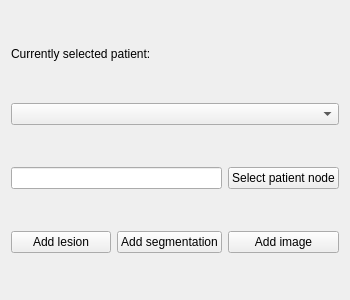
Qt form Plugins/org.mitk.gui.qt.semanticrelations/src/internal/QmitkSemanticRelationsControls.ui (MITK/MITK) before a commit.
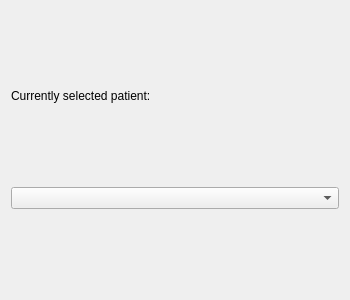
The same form after that commit.

Commit message: Move lesion info widget to the semantic relations plugin

Diff of the .ui file:
```diff
--- a/Plugins/org.mitk.gui.qt.semanticrelations/src/internal/QmitkSemanticRelationsControls.ui
+++ b/Plugins/org.mitk.gui.qt.semanticrelations/src/internal/QmitkSemanticRelationsControls.ui
@@ -14,7 +14,7 @@
    <string>Semantic relations plugin</string>
   </property>
   <layout class="QGridLayout" name="gridLayout">
-   <item row="0" column="0" colspan="3">
+  <item row="0" column="0">
     <widget class="QLabel" name="caseIDLabel">
      <property name="sizePolicy">
       <sizepolicy hsizetype="Minimum" vsizetype="Maximum">
@@ -27,40 +27,9 @@
      </property>
     </widget>
    </item>
-   <item row="1" column="0" colspan="3">
+   <item row="1" column="0">
     <widget class="QComboBox" name="caseIDComboBox"/>
    </item>
-   <item row="2" column="2">
-    <widget class="QPushButton" name="selectPatientNodePushButton">
-     <property name="text">
-      <string>Select patient node</string>
-     </property>
-    </widget>
-   </item>
-   <item row="4" column="1">
-    <widget class="QPushButton" name="addSegmentationPushButton">
-     <property name="text">
-      <string>Add segmentation</string>
-     </property>
-    </widget>
-   </item>
-   <item row="2" column="0" colspan="2">
-    <widget class="QLineEdit" name="selectedPatientNodeLineEdit"/>
-   </item>
-   <item row="4" column="2">
-    <widget class="QPushButton" name="addImagePushButton">
-     <property name="text">
-      <string>Add image</string>
-     </property>
-    </widget>
-   </item>
-   <item row="4" column="0">
-    <widget class="QPushButton" name="addLesionPushButton">
-     <property name="text">
-      <string>Add lesion</string>
-     </property>
-    </widget>
-   </item>
   </layout>
  </widget>
  <resources/>
```
The commit also changes 7 other files.
